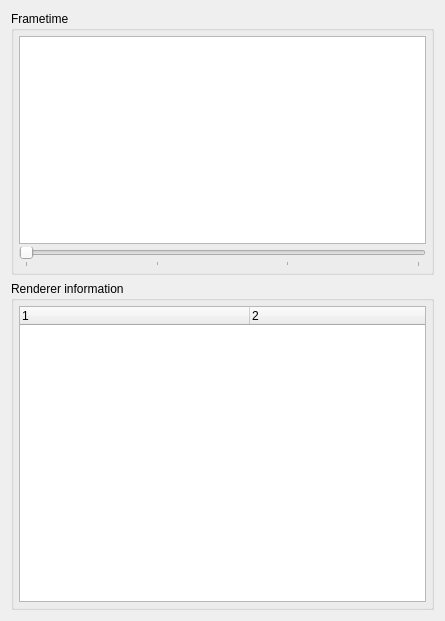
First picture: the form in inspector/coffeerendererinspector.ui, repository hbirchtree/coffeecutie, before the edit.
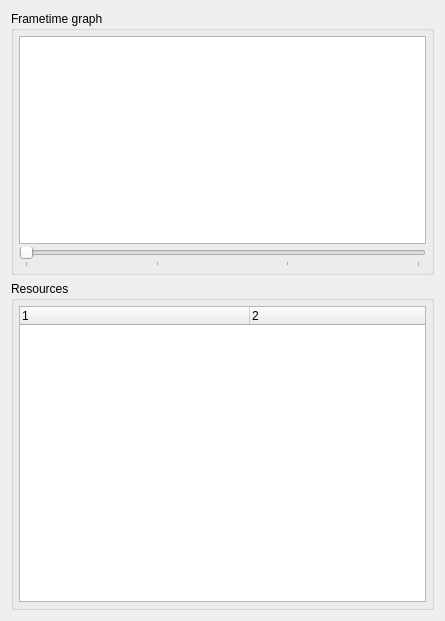
Second picture: the form after the edit.

```diff
--- a/inspector/coffeerendererinspector.ui
+++ b/inspector/coffeerendererinspector.ui
@@ -17,7 +17,7 @@
    <item>
     <widget class="QGroupBox" name="groupBox">
      <property name="title">
-      <string>Frametime</string>
+      <string>Frametime graph</string>
      </property>
      <layout class="QVBoxLayout" name="verticalLayout_2">
       <property name="spacing">
@@ -69,7 +69,7 @@
    <item>
     <widget class="QGroupBox" name="groupBox_2">
      <property name="title">
-      <string>Renderer information</string>
+      <string>Resources</string>
      </property>
      <layout class="QHBoxLayout" name="horizontalLayout">
       <property name="spacing">
```
Left out of the diff: 15 changed lines with no effect on the pictures.
